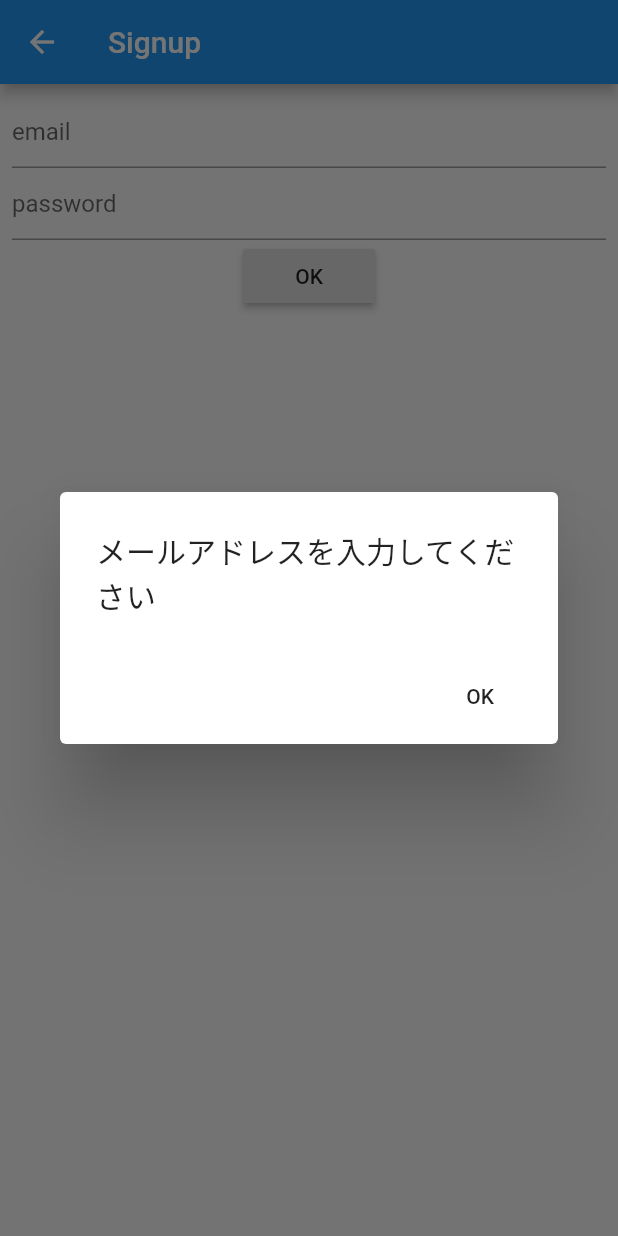
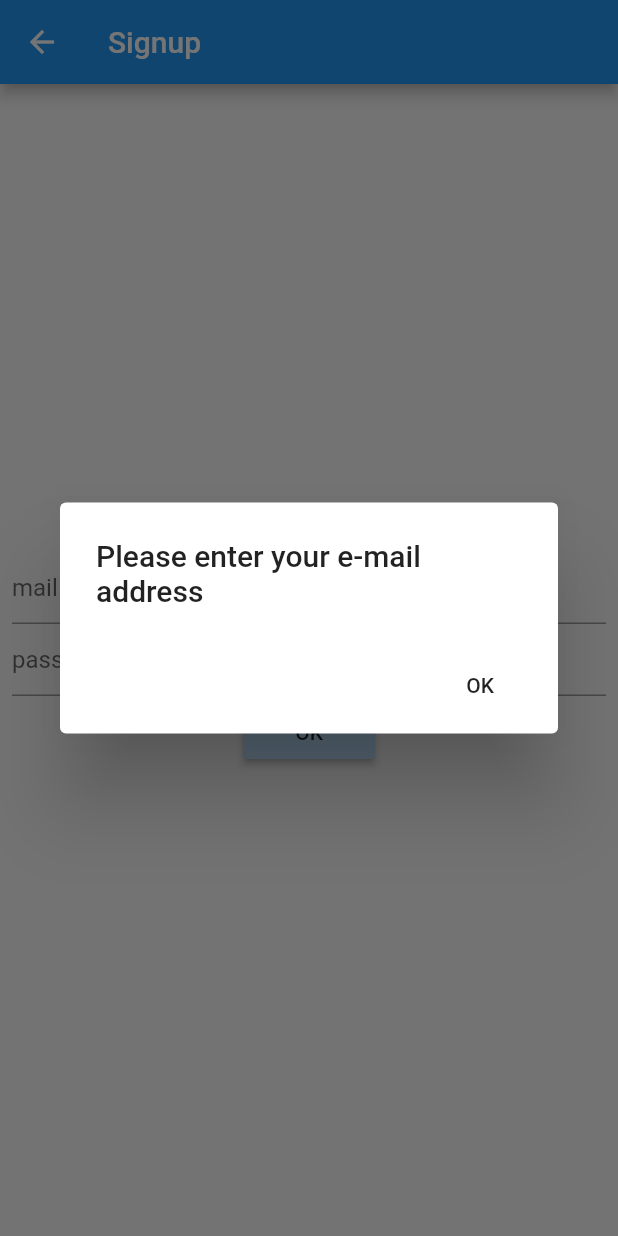
Before and after one commit to reika178/my_todo_firebase4, a Flutter app: the SignUpPage screen opened directly, after a tap on "OK", on a phone screen of 412 x 824 dp. Run offline on Flutter 3.47's test engine with Material 2 defaults, Android fonts, the phone set to English and light mode, and no system bars; our stand-ins replace cloud_firestore, firebase_auth; accounts and stored records are empty.

Commit message:
完成
11/26

```diff
--- a/lib/presentation/add_todo/add_todo_model.dart
+++ b/lib/presentation/add_todo/add_todo_model.dart
@@ -8,7 +8,7 @@ class AddTodoModel extends ChangeNotifier {
 
   Future addTodoToFirebase() async {
     if (todoTitle.isEmpty) {
-      throw ('タイトルを入力してください');
+      throw ('Please enter todo');
     }
     Firestore.instance.collection('todo').add(
       {
--- a/lib/presentation/login/login_model.dart
+++ b/lib/presentation/login/login_model.dart
@@ -9,10 +9,10 @@ class LoginModel extends ChangeNotifier {
 
   Future login() async {
     if (mail.isEmpty) {
-      throw ('メールアドレスを入力してください');
+      throw ('Please enter your e-mail address');
     }
     if (password.isEmpty) {
-      throw ('パスワードを入力してください');
+      throw ('Please enter your password');
     }
     final result = await _auth.signInWithEmailAndPassword(
       email: mail,
--- a/lib/presentation/login/login_page.dart
+++ b/lib/presentation/login/login_page.dart
@@ -43,6 +43,7 @@ class LoginPage extends StatelessWidget {
                       }
                     ),
                     RaisedButton(
+                      color: Colors.blue[200],
                       child: Text('Login'),
                       onPressed: () async {
                         try {
@@ -52,7 +53,6 @@ class LoginPage extends StatelessWidget {
                             return TodoListPage();
                           }),
                           );
-                          // _showDialog(context, 'ログインしました');
                         } catch(e) {
                           _showDialog(context, e.toString());
                         }
--- a/lib/presentation/main/main_model.dart
+++ /dev/null
@@ -1,10 +0,0 @@
-import 'package:flutter/material.dart';
-
-class MainModel extends ChangeNotifier {
-  String myText = '';
-
-  void changeKboyText() {
-    myText = '';
-    notifyListeners();
-  }
-}
--- a/lib/presentation/signup/signup_model.dart
+++ b/lib/presentation/signup/signup_model.dart
@@ -11,10 +11,10 @@ class SignUpModel extends ChangeNotifier {
 
   Future signUp() async {
     if (mail.isEmpty) {
-      throw ('メールアドレスを入力してください');
+      throw ('Please enter your e-mail address');
     }
     if (password.isEmpty) {
-      throw ('パスワードを入力してください');
+      throw ('Please enter your password');
     }
     final FirebaseUser user = (await _auth.createUserWithEmailAndPassword(
       email: mail,
--- a/lib/presentation/signup/signup_page.dart
+++ b/lib/presentation/signup/signup_page.dart
@@ -19,10 +19,11 @@ class SignUpPage extends StatelessWidget {
             return Padding(
               padding: const EdgeInsets.all(8.0),
               child: Column(
+                mainAxisAlignment: MainAxisAlignment.center,
                 children: <Widget>[
                   TextField(
                     decoration: InputDecoration(
-                      hintText: 'email'
+                      hintText: 'mail adress'
                     ),
                     controller: mailController,
                     onChanged: (text) {
@@ -41,10 +42,11 @@ class SignUpPage extends StatelessWidget {
                   ),
                   RaisedButton(
                     child: Text('OK'),
+                    color: Colors.blue[100],
                     onPressed: () async {
                       try {
                         await model.signUp();
-                        _showDialog(context, '登録しました');
+                        _showDialog(context, 'Signup!');
                       } catch(e) {
                         _showDialog(context, e.toString());
                       }
```
Also changed, not shown: lib/main.dart (+6 -11 lines), lib/presentation/add_todo/add_todo_page.dart (+4 -3 lines), lib/presentation/todo_list/todo_list_page.dart (+2 -5 lines).
